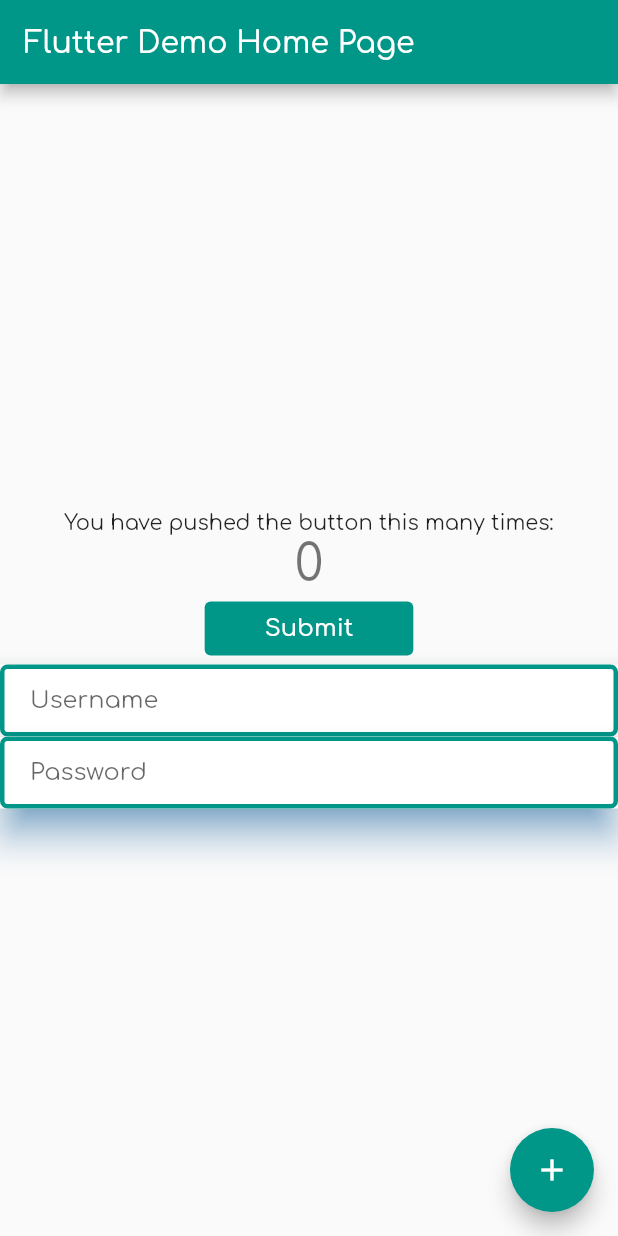
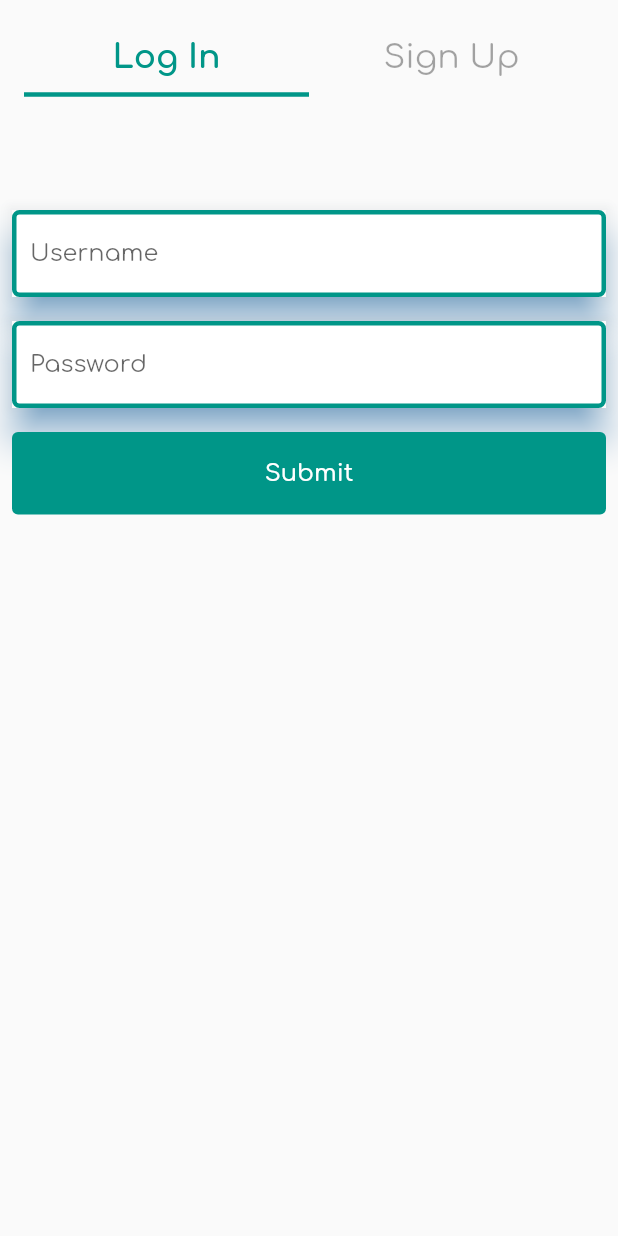
Before and after one commit to tompsota/RideWithMe, a Flutter app: the screen it shows after launch, on a phone screen of 412 x 824 dp. Run offline on Flutter 3.47's test engine with Material 2 defaults, Android fonts, the phone set to English and light mode, and no system bars; our stand-ins replace google_fonts.

Commit message:
Added Log in and sign up pages

```diff
--- a/lib/main.dart
+++ b/lib/main.dart
@@ -1,7 +1,6 @@
 import 'package:flutter/material.dart';
-import 'package:ride_with_me/utils/button.dart';
+import 'package:ride_with_me/pages/initial_page.dart';
 import 'package:google_fonts/google_fonts.dart';
-import 'package:ride_with_me/utils/text_field.dart';
 
 void main() {
   runApp(const MyApp());
@@ -14,6 +13,7 @@ class MyApp extends StatelessWidget {
   @override
   Widget build(BuildContext context) {
     return MaterialApp(
+      debugShowCheckedModeBanner: false,
       title: "Ride With Me",
       theme: ThemeData(
         primarySwatch: Colors.teal,
@@ -21,98 +21,7 @@ class MyApp extends StatelessWidget {
           Theme.of(context).textTheme,
         ),
       ),
-      home: const MyHomePage(title: 'Flutter Demo Home Page'),
+      home: InitialPage(),
     );
   }
 }
-
-// TODO We can delete the rest later
-
-class MyHomePage extends StatefulWidget {
-  const MyHomePage({Key? key, required this.title}) : super(key: key);
-
-  // This widget is the home page of your application. It is stateful, meaning
-  // that it has a State object (defined below) that contains fields that affect
-  // how it looks.
-
-  // This class is the configuration for the state. It holds the values (in this
-  // case the title) provided by the parent (in this case the App widget) and
-  // used by the build method of the State. Fields in a Widget subclass are
-  // always marked "final".
-
-  final String title;
-
-  @override
-  State<MyHomePage> createState() => _MyHomePageState();
-}
-
-class _MyHomePageState extends State<MyHomePage> {
-  int _counter = 0;
-
-  void _incrementCounter() {
-    setState(() {
-      // This call to setState tells the Flutter framework that something has
-      // changed in this State, which causes it to rerun the build method below
-      // so that the display can reflect the updated values. If we changed
-      // _counter without calling setState(), then the build method would not be
-      // called again, and so nothing would appear to happen.
-      _counter++;
-    });
-  }
-
-  @override
-  Widget build(BuildContext context) {
-    // This method is rerun every time setState is called, for instance as done
-    // by the _incrementCounter method above.
-    //
-    // The Flutter framework has been optimized to make rerunning build methods
-    // fast, so that you can just rebuild anything that needs updating rather
-    // than having to individually change instances of widgets.
-    return Scaffold(
-      appBar: AppBar(
-        // Here we take the value from the MyHomePage object that was created by
-        // the App.build method, and use it to set our appbar title.
-        title: Text(widget.title),
-      ),
-      body: Center(
-        // Center is a layout widget. It takes a single child and positions it
-        // in the middle of the parent.
-        child: Column(
-          mainAxisAlignment: MainAxisAlignment.center,
-          children: <Widget>[
-            const Text(
-              'You have pushed the button this many times:',
-            ),
-            Text(
-              '$_counter',
-              style: Theme.of(context).textTheme.headline4,
-            ),
-            //
-            //
-            //   `
-            // `
-            // `
-            // `
-            // `
-            // ` Here is our stuff so far TODO
-            // `
-            // `
-            // `
-            // `
-            // `
-            // `
-            // `
-            SubmitButton("Submit"),
-            InputField("Username", false),
-            InputField("Password", true),
-          ],
-        ),
-      ),
-      floatingActionButton: FloatingActionButton(
-        onPressed: _incrementCounter,
-        tooltip: 'Increment',
-        child: const Icon(Icons.add),
-      ), // This trailing comma makes auto-formatting nicer for build methods.
-    );
-  }
-}
--- /dev/null
+++ b/lib/pages/initial_page.dart
@@ -0,0 +1,37 @@
+import 'package:flutter/cupertino.dart';
+import 'package:flutter/material.dart';
+import 'package:google_fonts/google_fonts.dart';
+import 'sign_up_page.dart';
+import 'log_in_page.dart';
+
+class InitialPage extends StatelessWidget {
+  const InitialPage({Key? key}) : super(key: key);
+
+  @override
+  Widget build(BuildContext context) {
+    return DefaultTabController(
+      length: 2,
+      child: Scaffold(
+        appBar: AppBar(
+            toolbarHeight: 80,
+            elevation: 0,
+            backgroundColor: Colors.transparent,
+            title: TabBar(
+              tabs: [Tab(text: "Log In"), Tab(text: "Sign Up")],
+              labelStyle: TextStyle(fontSize: 22.0, fontWeight: FontWeight.bold, fontFamily: GoogleFonts.comfortaa().fontFamily),
+              unselectedLabelStyle:
+                  TextStyle(fontSize: 22.0, fontWeight: FontWeight.normal, fontFamily: GoogleFonts.comfortaa().fontFamily),
+              unselectedLabelColor: Color(0x5B000000),
+              labelColor: Theme.of(context).primaryColor,
+              indicatorWeight: 3,
+            )),
+        body: const TabBarView(
+          children: [
+            LogInPage(),
+            SignUpPage(),
+          ],
+        ),
+      ),
+    );
+  }
+}
--- /dev/null
+++ b/lib/pages/log_in_page.dart
@@ -0,0 +1,37 @@
+import 'package:flutter/material.dart';
+
+import '../utils/button.dart';
+import '../utils/text_field.dart';
+
+class LogInPage extends StatelessWidget {
+  const LogInPage({Key? key}) : super(key: key);
+
+  @override
+  Widget build(BuildContext context) {
+    return Column(
+      crossAxisAlignment: CrossAxisAlignment.stretch,
+      mainAxisAlignment: MainAxisAlignment.start,
+      children: <Widget>[
+        Padding(
+          padding: const EdgeInsets.fromLTRB(8, 60, 8, 8),
+          child: InputField(context, "Username", false),
+        ),
+        Padding(
+          padding: const EdgeInsets.all(8),
+          child: InputField(context, "Password", true),
+        ),
+        Padding(
+          padding: const EdgeInsets.all(8),
+          child: SubmitButton(context, "Submit"),
+        ),
+      ],
+    );
+
+    // TODO we'll need this button type, remove it from here then
+    // floatingActionButton: FloatingActionButton(
+    //   onPressed: ,
+    //   tooltip: 'Increment',
+    //   child: const Icon(Icons.add),
+    // ), // This trailing comma makes auto-formatting nicer for build methods.
+  }
+}
--- /dev/null
+++ b/lib/pages/sign_up_page.dart
@@ -0,0 +1,38 @@
+import 'package:flutter/material.dart';
+
+import '../utils/button.dart';
+import '../utils/text_field.dart';
+
+class SignUpPage extends StatelessWidget {
+  const SignUpPage({Key? key}) : super(key: key);
+
+  @override
+  Widget build(BuildContext context) {
+    return Column(
+      crossAxisAlignment: CrossAxisAlignment.stretch,
+      mainAxisAlignment: MainAxisAlignment.start,
+      children: <Widget>[
+        Padding(
+          padding: const EdgeInsets.fromLTRB(8, 60, 8, 8),
+          child: InputField(context, "Email", false),
+        ),
+        Padding(
+          padding: const EdgeInsets.all(8),
+          child: InputField(context, "Username", false),
+        ),
+        Padding(
+          padding: const EdgeInsets.all(8),
+          child: InputField(context, "Password", true),
+        ),
+        Padding(
+          padding: const EdgeInsets.all(8),
+          child: SubmitButton(context, "Submit"),
+        ),
+        Padding(
+          padding: const EdgeInsets.all(8.0),
+          child: Text("By signing up, you agree to Ride With Me’s Terms of Service and Privacy Policy."),
+        )
+      ],
+    );
+  }
+}
--- a/lib/utils/button.dart
+++ b/lib/utils/button.dart
@@ -1,6 +1,6 @@
 import 'package:flutter/material.dart';
 
-TextButton SubmitButton(String value) {
+TextButton SubmitButton(BuildContext context, String value) {
   return TextButton(
     child: Text(
       value,
@@ -8,8 +8,9 @@ TextButton SubmitButton(String value) {
     ),
     style: TextButton.styleFrom(
       primary: Colors.white,
-      backgroundColor: Colors.teal,
+      backgroundColor: Theme.of(context).primaryColor,
       padding: EdgeInsets.symmetric(horizontal: 40),
+      minimumSize: Size(100, 55),
       // textStyle:
     ),
     onPressed: () {},
--- a/lib/utils/text_field.dart
+++ b/lib/utils/text_field.dart
@@ -1,6 +1,6 @@
 import 'package:flutter/material.dart';
 
-Material InputField(String placeholder, bool isPassword) {
+Material InputField(BuildContext context, String placeholder, bool isPassword) {
   return Material(
     elevation: 10.0,
     shadowColor: Colors.blue,
@@ -8,12 +8,14 @@ Material InputField(String placeholder, bool isPassword) {
       obscureText: isPassword,
       autofocus: false,
       decoration: InputDecoration(
-          hintText: placeholder,
-          fillColor: Colors.white,
-          filled: true,
-          contentPadding: EdgeInsets.fromLTRB(20.0, 10.0, 20.0, 10.0),
-          enabledBorder:
-              OutlineInputBorder(borderRadius: BorderRadius.circular(5.0), borderSide: BorderSide(color: Colors.teal, width: 3.0))),
+        hintText: placeholder,
+        fillColor: Colors.white,
+        filled: true,
+        enabledBorder: OutlineInputBorder(
+            borderRadius: BorderRadius.circular(5.0), borderSide: BorderSide(color: Theme.of(context).primaryColor, width: 3.0)),
+        focusedBorder:
+            OutlineInputBorder(borderRadius: BorderRadius.circular(5.0), borderSide: BorderSide(color: Colors.transparent, width: 3.0)),
+      ),
     ),
   );
 }
```
